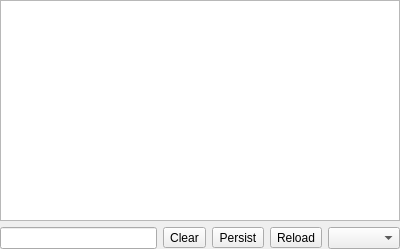
The window that src/gui/widgets/docks/script_console.ui (mbasaglia/glaxnimate) describes before a commit, drawn with Qt 5.
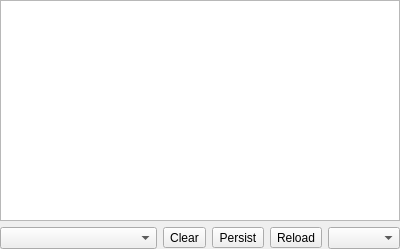
The same window after the commit. Icons and pictures are not drawn. Custom widgets are drawn as their Qt base class.

Commit message: Replace HistoryLineEdit with KHistoryComboBox

Diff of the .ui file:
```diff
--- a/src/gui/widgets/docks/script_console.ui
+++ b/src/gui/widgets/docks/script_console.ui
@@ -51,7 +51,13 @@
    <item>
     <layout class="QHBoxLayout" name="horizontalLayout_2">
      <item>
-      <widget class="HistoryLineEdit" name="console_input">
+      <widget class="KHistoryComboBox" name="console_input">
+       <property name="sizePolicy">
+        <sizepolicy hsizetype="Expanding" vsizetype="Fixed">
+         <horstretch>0</horstretch>
+         <verstretch>0</verstretch>
+        </sizepolicy>
+       </property>
        <property name="font">
         <font>
          <family>Monospace</family>
@@ -111,12 +117,14 @@
  </widget>
  <customwidgets>
   <customwidget>
-   <class>HistoryLineEdit</class>
-   <extends>QLineEdit</extends>
-   <header>history_line_edit.hpp</header>
-   <slots>
-    <signal>lineExecuted(QString)</signal>
-   </slots>
+   <class>KComboBox</class>
+   <extends>QComboBox</extends>
+   <header>kcombobox.h</header>
+  </customwidget>
+  <customwidget>
+   <class>KHistoryComboBox</class>
+   <extends>KComboBox</extends>
+   <header>khistorycombobox.h</header>
   </customwidget>
  </customwidgets>
  <resources/>
```
Left out of the diff: 51 changed lines with no effect on the pictures. The commit also changes 6 other files.
